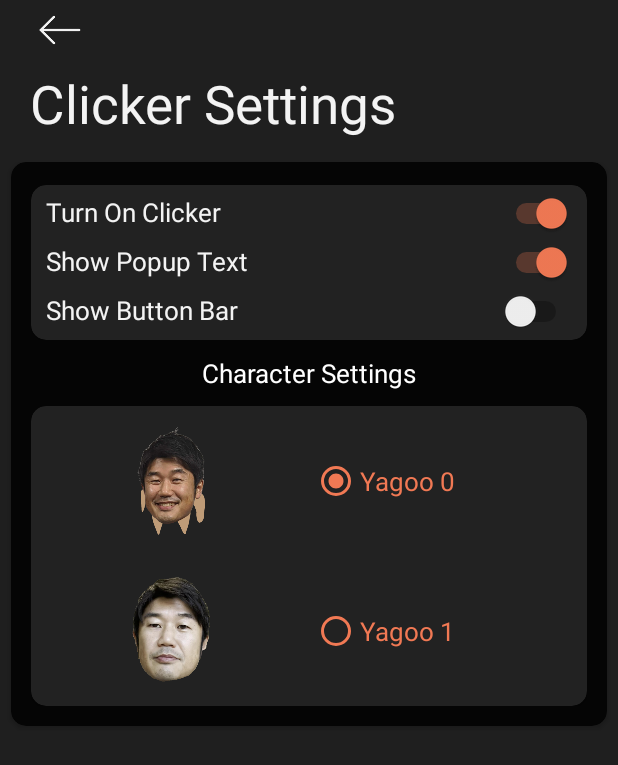
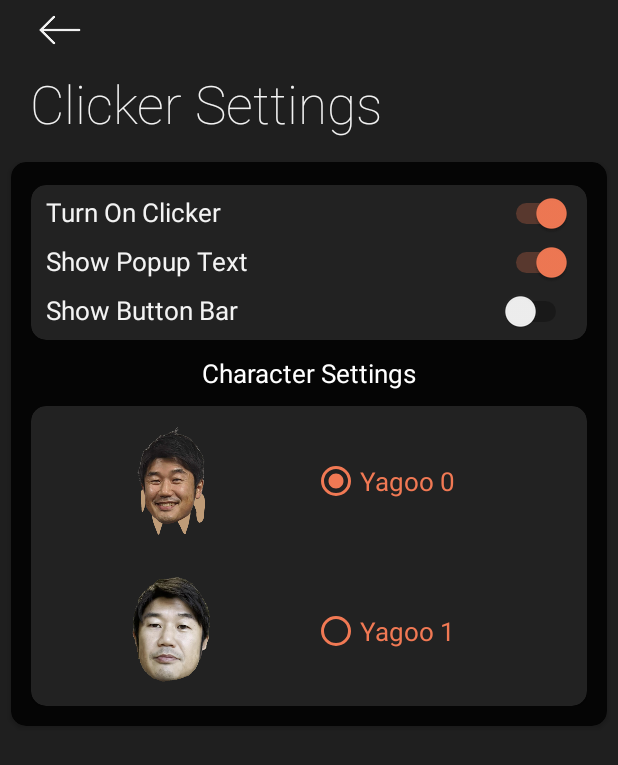
Before and after one commit to YuzuMin/Hololive-CEO-Yagoo-Noises, an Android app: the ClickerSettings screen opened directly, with no data from a screen before it, on a phone screen of 412 x 824 dp. Shown: the top 765 px of the screen. Run offline under Robolectric (Android 15) with nearby library versions, the phone set to English and light mode, and no system bars.

Commit message:
Update clicker_settings.xml

```diff
--- a/Tumbleweed/YagooNoises/app/src/main/res/layout/clicker_settings.xml
+++ b/Tumbleweed/YagooNoises/app/src/main/res/layout/clicker_settings.xml
@@ -35,6 +35,7 @@
                 android:layout_weight="1"
                 android:paddingVertical="5dp"
                 android:text="Clicker Settings"
+                android:fontFamily="sans-serif-thin"
                 android:textAlignment="viewStart"
                 android:textColor="@color/porcelain"
                 android:textSize="35sp" />
```
